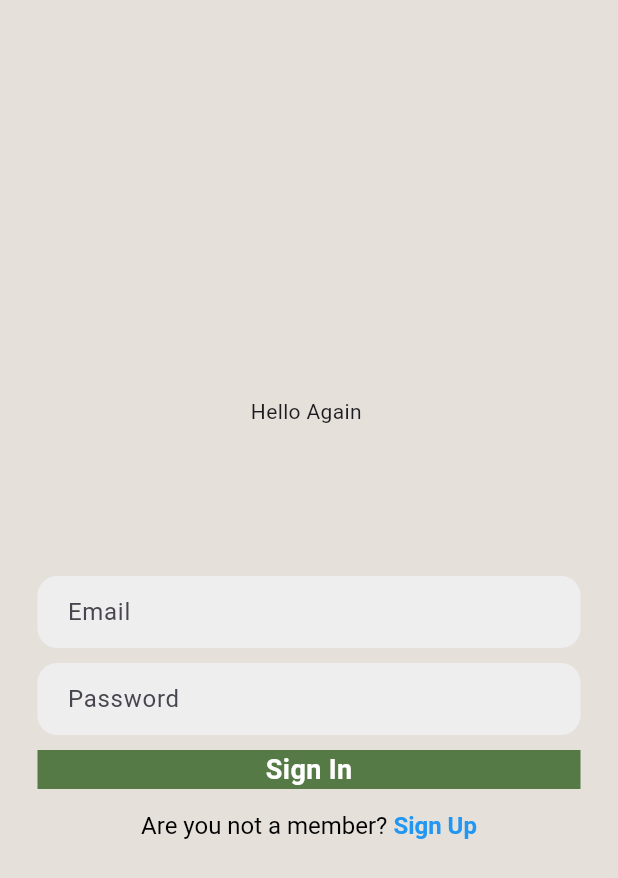
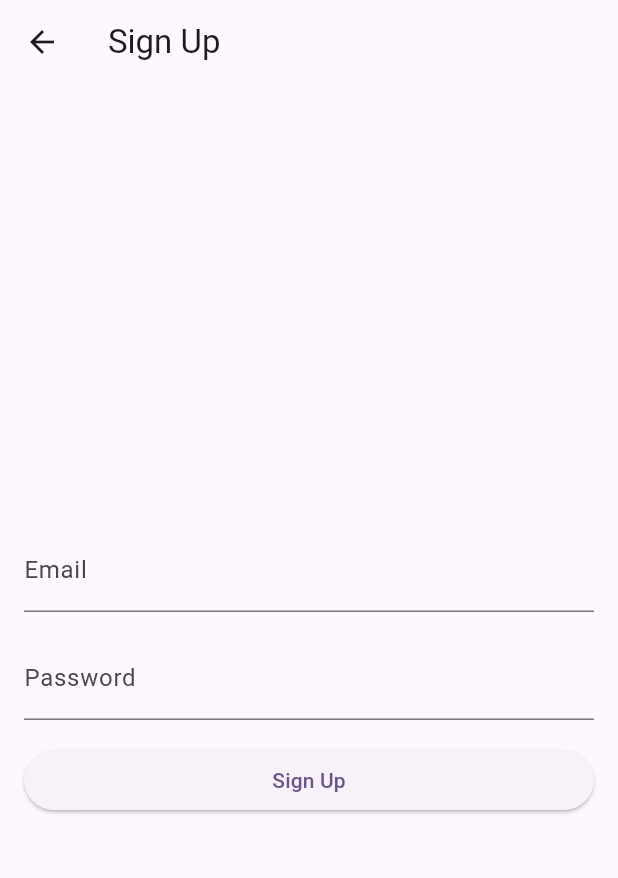
Before and after one commit to Flash210/Ecommerce, a Flutter app: the LoginScreen screen opened directly, on a phone screen of 412 x 824 dp. Shown: the top 878 px of the screen. Run offline on Flutter 3.47's test engine with Material 3 defaults, Android fonts, the phone set to English and light mode, and no system bars; our stand-ins replace firebase_auth, firebase_core, flutter_screenutil, get; missing offline and left inert: dart:ffi; accounts and stored records are empty.

Commit message:
auth edit

```diff
--- a/lib/features/auth/screens/login/login_screen.dart
+++ b/lib/features/auth/screens/login/login_screen.dart
@@ -1,96 +1,60 @@
-import 'package:ecomerce/features/auth/screens/HomeScreen/home_screen.dart';
-import 'package:ecomerce/widgets/custom_button.dart';
-import 'package:ecomerce/widgets/login_sign_up_screen.dart';
-import 'package:firebase_auth/firebase_auth.dart';
-import 'package:firebase_core/firebase_core.dart';
-import 'package:flutter/material.dart';
-import 'package:flutter_screenutil/flutter_screenutil.dart';
-import 'package:get/get.dart';
-import 'package:shared_preferences/shared_preferences.dart';
-
-class LoginScreen extends StatefulWidget {
-  const LoginScreen({super.key});
-
-  @override
-  State<LoginScreen> createState() => _LoginScreenState();
-}
-
-class _LoginScreenState extends State<LoginScreen> {
-
-  final emailController=TextEditingController();
-  final passwordController=TextEditingController();
-
-
-  Future signIn() async{
-   SharedPreferences shared = Get.find();
-    await FirebaseAuth.instance.signInWithEmailAndPassword(
-        email: emailController.text.trim(),
-        password: passwordController.text.trim()
-    ).then((value){
-
-        shared.setBool("islogged", true);
-        Get.off(()=>HomeScreen());
 
 
 
-    }
-    );
 
-  }
 
-  @override
-  void dispose(){
-    emailController.dispose();
-    passwordController.dispose();
-    super.dispose();
-  }
+
+import 'package:flutter/material.dart';
+
+class LoginScreen extends StatelessWidget {
+
+  //final controller = Get.put(SignUpController());
+final formKey=GlobalKey<FormState>();
 
   @override
   Widget build(BuildContext context) {
     return Scaffold(
-        backgroundColor: Color(0xFFE5E1DA),
-        body: SafeArea(
-          child: Center(
-            child: SingleChildScrollView(
+      appBar: AppBar(
+        title: const Text('Sign Up'),
+      ),
+      body: Padding(
+        padding: const EdgeInsets.all(16.0),
+        child: Form(
+          key: formKey,
           child: Column(
+            crossAxisAlignment: CrossAxisAlignment.stretch,
             mainAxisAlignment: MainAxisAlignment.center,
             children: [
-                  Text("Hello Again "),
-                  SizedBox(height: 100),
-                  FormScreen(hintText: "Email", obscure: false,controller: emailController),
-                  SizedBox(height: 10),
-                  FormScreen(hintText: "Password", obscure: true,controller: passwordController,),
-                  SizedBox(height: 10),
-                  GestureDetector(
-                    onTap: signIn,
-                      child: CustomButton(text: "Sign In")
+
+              const SizedBox(height: 16.0),
+              const TextField(
+               // controller: emailController,
+                decoration: InputDecoration(labelText: 'Email'),
+                keyboardType: TextInputType.emailAddress,
               ),
-                  SizedBox(height: 15),
-                  RichText(
-                    text: TextSpan(
-                      text: 'Are you not a member? ',
-                      style: TextStyle(
-                        color: Colors.black,
-                        fontSize: 16.0
+              const SizedBox(height: 16.0),
+              const TextField(
+           //     controller: passwordController,
+                decoration: InputDecoration(labelText: 'Password'),
+                obscureText: true,
               ),
-                      children: <TextSpan>[
-                        TextSpan(
-                          text: 'Sign Up',
-                          style: TextStyle(
-                            color: Colors.blue,
-                            fontSize: 16.0,
-                            fontWeight: FontWeight.bold,
+              const SizedBox(height: 16.0),
+
+              ElevatedButton(
+                onPressed: () {
+
+                  }
+
+
+
+
+                ,
+                child: const Text('Sign Up'),
               ),
-                        ),
-                      ],
-                    ),
-                  )
             ],
           ),
         ),
       ),
-        ));
+    );
   }
 }
-
-// create a login screen with a form that has two text fields for email and password
--- a/lib/main.dart
+++ b/lib/main.dart
@@ -1,14 +1,16 @@
 import 'package:ecomerce/features/auth/screens/SignUp/sign_up_screen.dart';
+import 'package:ecomerce/repository/auth_repository/auth_repository.dart';
 
 import 'package:flutter/material.dart';
 import 'package:firebase_core/firebase_core.dart';
+import 'package:get/get.dart';
 
 import 'firebase_options.dart';
  void main()  async {
    WidgetsFlutterBinding.ensureInitialized();
    await Firebase.initializeApp(
        options: DefaultFirebaseOptions.currentPlatform,
-   );
+   ).then((value) => Get.put(AuthenticationRepository()));
 
 
   runApp(const MyApp());
```
Also changed, not shown: lib/features/auth/controllers/sign_up_controller.dart (+2 -8 lines), lib/features/auth/screens/welcome/welcome.dart (added, +20 -0 lines), lib/repository/auth_repository/auth_repository.dart (+46 -6 lines), lib/repository/exceptions/signup_email_passfailure.dart (added, +35 -0 lines). Lines whose indentation alone changed are shown as unchanged.
